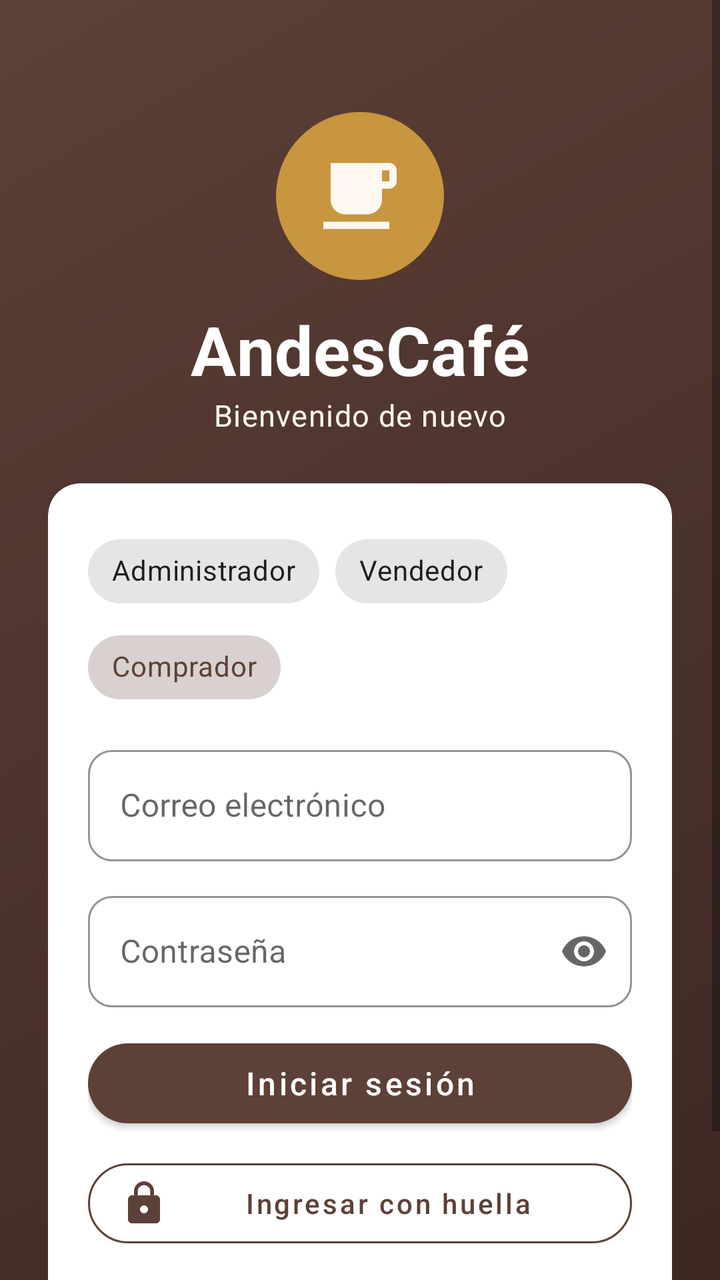
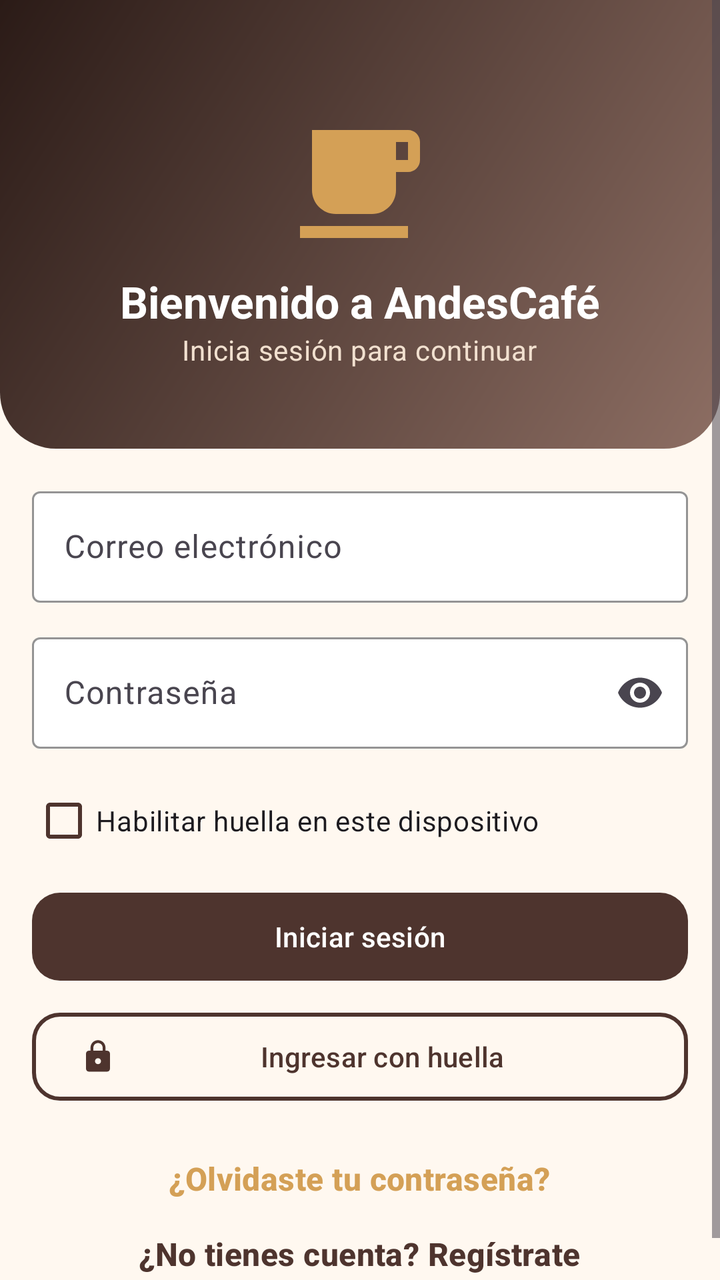

An Android layout rendered at two revisions. The XML below is the earlier revision; the diff shows what the commit changed to produce the second picture.
<!-- AndroidManifest.xml: application theme Theme.AndesCafe -->
<!-- res/layout/activity_login.xml -->
<?xml version="1.0" encoding="utf-8"?>
<ScrollView xmlns:android="http://schemas.android.com/apk/res/android" xmlns:app="http://schemas.android.com/apk/res-auto" android:layout_width="match_parent" android:layout_height="match_parent" android:background="@drawable/bg_gradient" android:fillViewport="true"><LinearLayout android:layout_width="match_parent" android:layout_height="wrap_content" android:orientation="vertical" android:gravity="center_horizontal" android:padding="24dp"><ImageView android:layout_width="84dp" android:layout_height="84dp" android:layout_marginTop="32dp" android:padding="20dp" android:background="@drawable/bg_circle" android:src="@drawable/ic_cup" app:tint="@color/cream"/><TextView android:layout_width="wrap_content" android:layout_height="wrap_content" android:text="AndesCafé" android:textAppearance="@style/Text.Hero" android:layout_marginTop="12dp"/><TextView android:layout_width="wrap_content" android:layout_height="wrap_content" android:text="@string/welcome_back" android:textAppearance="@style/Text.Body" android:textColor="@color/cream" android:layout_marginBottom="24dp"/><com.google.android.material.card.MaterialCardView style="@style/Widget.AndesCafe.Card" android:layout_width="match_parent" android:layout_height="wrap_content" ><LinearLayout android:layout_width="match_parent" android:layout_height="wrap_content" android:orientation="vertical" android:padding="20dp" ><com.google.android.material.chip.ChipGroup android:id="@+id/chipGroup" android:layout_width="match_parent" android:layout_height="wrap_content" android:layout_marginBottom="12dp" app:singleSelection="true" app:selectionRequired="true"><com.google.android.material.chip.Chip android:id="@+id/chipAdmin" style="@style/Widget.MaterialComponents.Chip.Choice" android:layout_height="wrap_content" android:layout_width="wrap_content" android:text="@string/role_admin"/><com.google.android.material.chip.Chip android:id="@+id/chipSeller" style="@style/Widget.MaterialComponents.Chip.Choice" android:layout_width="wrap_content" android:layout_height="wrap_content" android:text="@string/role_seller"/><com.google.android.material.chip.Chip android:id="@+id/chipBuyer" style="@style/Widget.MaterialComponents.Chip.Choice" android:layout_width="wrap_content" android:layout_height="wrap_content" android:text="@string/role_buyer" android:checked="true"/></com.google.android.material.chip.ChipGroup><com.google.android.material.textfield.TextInputLayout android:id="@+id/tilEmail" style="@style/Widget.AndesCafe.Input" android:layout_width="match_parent" android:layout_height="wrap_content" android:layout_marginBottom="12dp" android:hint="@string/hint_email" ><com.google.android.material.textfield.TextInputEditText android:id="@+id/etEmail" android:layout_width="match_parent" android:layout_height="wrap_content" android:inputType="textEmailAddress" /></com.google.android.material.textfield.TextInputLayout><com.google.android.material.textfield.TextInputLayout android:id="@+id/tilPass" style="@style/Widget.AndesCafe.Input" android:layout_width="match_parent" android:layout_height="wrap_content" android:layout_marginBottom="12dp" android:hint="@string/hint_password" app:endIconMode="password_toggle"><com.google.android.material.textfield.TextInputEditText android:id="@+id/etPass" android:layout_width="match_parent" android:layout_height="wrap_content" android:inputType="textPassword" /></com.google.android.material.textfield.TextInputLayout><com.google.android.material.button.MaterialButton android:id="@+id/btnLogin" style="@style/Widget.AndesCafe.Button" android:layout_width="match_parent" android:layout_height="wrap_content" android:text="@string/btn_login" /><com.google.android.material.button.MaterialButton android:id="@+id/btnBiometric" style="@style/Widget.AndesCafe.Button.Outlined" android:layout_width="match_parent" android:layout_height="wrap_content" android:text="@string/btn_biometric" android:layout_marginTop="8dp" app:icon="@drawable/ic_lock" app:iconTint="@color/coffee"/><TextView android:id="@+id/tvForgot" android:layout_width="wrap_content" android:layout_height="wrap_content" android:text="@string/forgot" android:textAppearance="@style/Text.Price" android:layout_gravity="center_horizontal" android:layout_marginTop="16dp" android:padding="8dp"/></LinearLayout></com.google.android.material.card.MaterialCardView></LinearLayout></ScrollView>
<!-- resources referenced by this layout -->
<resources>
  <color name="coffee">#5D4037</color>
  <color name="cream">#FFF8F0</color>
  <!-- drawable bg_circle (drawable) -->
  <?xml version="1.0" encoding="utf-8"?>
  <shape xmlns:android="http://schemas.android.com/apk/res/android" android:shape="oval">
      <solid android:color="@color/caramel"/>
  </shape>
  <!-- drawable bg_gradient (drawable) -->
  <?xml version="1.0" encoding="utf-8"?>
  <shape xmlns:android="http://schemas.android.com/apk/res/android">
      <gradient android:angle="315" android:startColor="@color/coffee" android:endColor="@color/coffee_dark"/>
  </shape>
  <!-- drawable ic_cup (drawable) -->
  <?xml version="1.0" encoding="utf-8"?>
  <vector xmlns:android="http://schemas.android.com/apk/res/android" android:width="24dp" android:height="24dp" android:viewportWidth="24" android:viewportHeight="24">
      <path android:fillColor="@color/coffee" android:pathData="M2,21h18v-2H2v2zM20,8h-2V5h2v3zM20,3H4v10c0,2.21 1.79,4 4,4h6c2.21,0 4,-1.79 4,-4v-3h2c1.11,0 2,-0.9 2,-2V5c0,-1.11 -0.89,-2 -2,-2z"/>
  </vector>
  <!-- drawable ic_lock (drawable) -->
  <?xml version="1.0" encoding="utf-8"?>
  <vector xmlns:android="http://schemas.android.com/apk/res/android" android:width="24dp" android:height="24dp" android:viewportWidth="24" android:viewportHeight="24">
      <path android:fillColor="@color/coffee" android:pathData="M18,8h-1V6c0,-2.76 -2.24,-5 -5,-5S7,3.24 7,6v2H6c-1.1,0 -2,0.9 -2,2v10c0,1.1 0.9,2 2,2h12c1.1,0 2,-0.9 2,-2V10c0,-1.1 -0.9,-2 -2,-2zM12,17c-1.1,0 -2,-0.9 -2,-2s0.9,-2 2,-2 2,0.9 2,2 -0.9,2 -2,2zM15.1,8H8.9V6c0,-1.71 1.39,-3.1 3.1,-3.1 1.71,0 3.1,1.39 3.1,3.1v2z"/>
  </vector>
  <string name="btn_biometric">Ingresar con huella</string>
  <string name="btn_login">Iniciar sesión</string>
  <string name="forgot">¿Olvidaste tu contraseña?</string>
  <string name="hint_email">Correo electrónico</string>
  <string name="hint_password">Contraseña</string>
  <string name="role_admin">Administrador</string>
  <string name="role_buyer">Comprador</string>
  <string name="role_seller">Vendedor</string>
  <string name="welcome_back">Bienvenido de nuevo</string>
  <style name="Text.Body" parent="TextAppearance.MaterialComponents.Body1">
          <item name="android:textColor">@color/text_primary</item>
          <item name="android:textSize">@dimen/text_body</item>
      </style>
  <style name="Text.Hero" parent="TextAppearance.MaterialComponents.Headline4">
          <item name="android:textColor">@color/white</item>
          <item name="android:textStyle">bold</item>
      </style>
  <style name="Text.Price" parent="Text.Body">
          <item name="android:textColor">@color/coffee</item>
          <item name="android:textStyle">bold</item>
      </style>
  <style name="Widget.AndesCafe.Button" parent="Widget.MaterialComponents.Button">
          <item name="backgroundTint">@color/coffee</item>
          <item name="android:textColor">@color/white</item>
          <item name="cornerRadius">24dp</item>
          <item name="android:textAllCaps">false</item>
          <item name="android:textSize">16sp</item>
          <item name="android:minHeight">52dp</item>
      </style>
  <style name="Widget.AndesCafe.Button.Outlined" parent="Widget.MaterialComponents.Button.OutlinedButton">
          <item name="strokeColor">@color/coffee</item>
          <item name="android:textColor">@color/coffee</item>
          <item name="cornerRadius">24dp</item>
          <item name="android:textAllCaps">false</item>
          <item name="android:minHeight">52dp</item>
      </style>
  <style name="Widget.AndesCafe.Card" parent="Widget.MaterialComponents.CardView">
          <item name="cardCornerRadius">@dimen/radius</item>
          <item name="cardElevation">4dp</item>
          <item name="cardBackgroundColor">@color/surface</item>
      </style>
  <style name="Widget.AndesCafe.Input" parent="Widget.MaterialComponents.TextInputLayout.OutlinedBox">
          <item name="boxCornerRadiusTopStart">12dp</item>
          <item name="boxCornerRadiusTopEnd">12dp</item>
          <item name="boxCornerRadiusBottomStart">12dp</item>
          <item name="boxCornerRadiusBottomEnd">12dp</item>
          <item name="boxStrokeColor">@color/coffee</item>
          <item name="hintTextColor">@color/coffee</item>
      </style>
  <style name="Theme.AndesCafe" parent="Theme.MaterialComponents.Light.NoActionBar">
          <item name="colorPrimary">@color/coffee</item>
          <item name="colorPrimaryVariant">@color/coffee_dark</item>
          <item name="colorOnPrimary">@color/white</item>
          <item name="colorSecondary">@color/caramel</item>
          <item name="colorSecondaryVariant">@color/caramel</item>
          <item name="colorOnSecondary">@color/white</item>
          <item name="colorSurface">@color/surface</item>
          <item name="colorError">@color/error</item>
          <item name="android:windowBackground">@color/cream</item>
          <item name="android:statusBarColor">@color/coffee_dark</item>
          <item name="android:textColorPrimary">@color/text_primary</item>
      </style>
  <color name="caramel">#C8963E</color>
  <color name="coffee_dark">#3E2723</color>
  <color name="text_primary">#2B1D16</color>
  <dimen name="text_body">15sp</dimen>
  <dimen name="radius">16dp</dimen>
  <color name="surface">#FFFFFF</color>
  <color name="error">#B3261E</color>
  <!-- unchanged entries left out for length: 1 -->
</resources>

<!-- the commit's change to res/layout/activity_login.xml (unified diff, before → after) -->
@@ -1,2 +1,33 @@
 <?xml version="1.0" encoding="utf-8"?>
-<ScrollView xmlns:android="http://schemas.android.com/apk/res/android" xmlns:app="http://schemas.android.com/apk/res-auto" android:layout_width="match_parent" android:layout_height="match_parent" android:background="@drawable/bg_gradient" android:fillViewport="true"><LinearLayout android:layout_width="match_parent" android:layout_height="wrap_content" android:orientation="vertical" android:gravity="center_horizontal" android:padding="24dp"><ImageView android:layout_width="84dp" android:layout_height="84dp" android:layout_marginTop="32dp" android:padding="20dp" android:background="@drawable/bg_circle" android:src="@drawable/ic_cup" app:tint="@color/cream"/><TextView android:layout_width="wrap_content" android:layout_height="wrap_content" android:text="AndesCafé" android:textAppearance="@style/Text.Hero" android:layout_marginTop="12dp"/><TextView android:layout_width="wrap_content" android:layout_height="wrap_content" android:text="@string/welcome_back" android:textAppearance="@style/Text.Body" android:textColor="@color/cream" android:layout_marginBottom="24dp"/><com.google.android.material.card.MaterialCardView style="@style/Widget.AndesCafe.Card" android:layout_width="match_parent" android:layout_height="wrap_content" ><LinearLayout android:layout_width="match_parent" android:layout_height="wrap_content" android:orientation="vertical" android:padding="20dp" ><com.google.android.material.chip.ChipGroup android:id="@+id/chipGroup" android:layout_width="match_parent" android:layout_height="wrap_content" android:layout_marginBottom="12dp" app:singleSelection="true" app:selectionRequired="true"><com.google.android.material.chip.Chip android:id="@+id/chipAdmin" style="@style/Widget.MaterialComponents.Chip.Choice" android:layout_height="wrap_content" android:layout_width="wrap_content" android:text="@string/role_admin"/><com.google.android.material.chip.Chip android:id="@+id/chipSeller" style="@style/Widget.MaterialComponents.Chip.Choice" android:layout_width="wrap_content" android:layout_height="wrap_content" android:text="@string/role_seller"/><com.google.android.material.chip.Chip android:id="@+id/chipBuyer" style="@style/Widget.MaterialComponents.Chip.Choice" android:layout_width="wrap_content" android:layout_height="wrap_content" android:text="@string/role_buyer" android:checked="true"/></com.google.android.material.chip.ChipGroup><com.google.android.material.textfield.TextInputLayout android:id="@+id/tilEmail" style="@style/Widget.AndesCafe.Input" android:layout_width="match_parent" android:layout_height="wrap_content" android:layout_marginBottom="12dp" android:hint="@string/hint_email" ><com.google.android.material.textfield.TextInputEditText android:id="@+id/etEmail" android:layout_width="match_parent" android:layout_height="wrap_content" android:inputType="textEmailAddress" /></com.google.android.material.textfield.TextInputLayout><com.google.android.material.textfield.TextInputLayout android:id="@+id/tilPass" style="@style/Widget.AndesCafe.Input" android:layout_width="match_parent" android:layout_height="wrap_content" android:layout_marginBottom="12dp" android:hint="@string/hint_password" app:endIconMode="password_toggle"><com.google.android.material.textfield.TextInputEditText android:id="@+id/etPass" android:layout_width="match_parent" android:layout_height="wrap_content" android:inputType="textPassword" /></com.google.android.material.textfield.TextInputLayout><com.google.android.material.button.MaterialButton android:id="@+id/btnLogin" style="@style/Widget.AndesCafe.Button" android:layout_width="match_parent" android:layout_height="wrap_content" android:text="@string/btn_login" /><com.google.android.material.button.MaterialButton android:id="@+id/btnBiometric" style="@style/Widget.AndesCafe.Button.Outlined" android:layout_width="match_parent" android:layout_height="wrap_content" android:text="@string/btn_biometric" android:layout_marginTop="8dp" app:icon="@drawable/ic_lock" app:iconTint="@color/coffee"/><TextView android:id="@+id/tvForgot" android:layout_width="wrap_content" android:layout_height="wrap_content" android:text="@string/forgot" android:textAppearance="@style/Text.Price" android:layout_gravity="center_horizontal" android:layout_marginTop="16dp" android:padding="8dp"/></LinearLayout></com.google.android.material.card.MaterialCardView></LinearLayout></ScrollView>
+<ScrollView xmlns:android="http://schemas.android.com/apk/res/android" xmlns:app="http://schemas.android.com/apk/res-auto" xmlns:tools="http://schemas.android.com/tools" android:layout_width="match_parent" android:layout_height="match_parent" android:fillViewport="true">
+  <LinearLayout android:layout_width="match_parent" android:layout_height="wrap_content" android:orientation="vertical">
+    <LinearLayout android:layout_width="match_parent" android:layout_height="wrap_content" android:orientation="vertical" android:gravity="center" android:background="@drawable/bg_header" android:paddingTop="56dp" android:paddingBottom="40dp">
+      <ImageView android:layout_width="72dp" android:layout_height="72dp" android:src="@drawable/ic_coffee" android:contentDescription="@string/logo_andescaf" app:tint="@color/cafe_accent"/>
+    <TextView  android:layout_width="wrap_content" android:layout_height="wrap_content" android:text="@string/bienvenido_a_andescaf" android:textAppearance="@style/TextAppearance.AndesCafe.OnHeader" android:layout_marginTop="8dp"/>
+    <TextView  android:layout_width="wrap_content" android:layout_height="wrap_content" android:text="@string/inicia_sesin_para_continuar" android:textAppearance="@style/TextAppearance.AndesCafe.OnHeaderSub" />
+    </LinearLayout>
+
+    <LinearLayout android:layout_width="match_parent" android:layout_height="wrap_content" android:orientation="vertical" android:padding="@dimen/screen_padding">
+    <com.google.android.material.textfield.TextInputLayout android:id="@+id/tilEmail" style="@style/Widget.AndesCafe.TextInput"
+        android:layout_width="match_parent" android:layout_height="wrap_content"
+        android:layout_marginBottom="12dp" android:hint="@string/correo_electrnico" >
+        <com.google.android.material.textfield.TextInputEditText android:id="@+id/etEmail"
+            android:layout_width="match_parent" android:layout_height="wrap_content" android:inputType="textEmailAddress"/>
+    </com.google.android.material.textfield.TextInputLayout>
+    <com.google.android.material.textfield.TextInputLayout android:id="@+id/tilPassword" style="@style/Widget.AndesCafe.TextInput"
+        android:layout_width="match_parent" android:layout_height="wrap_content"
+        android:layout_marginBottom="12dp" android:hint="@string/contrasea" app:endIconMode="password_toggle">
+        <com.google.android.material.textfield.TextInputEditText android:id="@+id/etPassword"
+            android:layout_width="match_parent" android:layout_height="wrap_content" android:inputType="textPassword"/>
+    </com.google.android.material.textfield.TextInputLayout>
+    <com.google.android.material.checkbox.MaterialCheckBox android:id="@+id/cbRemember" android:layout_width="wrap_content" android:layout_height="wrap_content" android:buttonTint="@color/cafe_primary" android:checked="true" android:text="@string/habilitar_huella_en_este_dispositivo"/>
+    <com.google.android.material.button.MaterialButton android:id="@+id/btnLogin" style="@style/Widget.AndesCafe.Button"
+        android:layout_width="match_parent" android:layout_height="wrap_content" android:layout_marginTop="8dp"
+        android:text="@string/iniciar_sesin" />
+    <com.google.android.material.button.MaterialButton android:id="@+id/btnBiometric" style="@style/Widget.AndesCafe.Button.Outlined" android:layout_width="match_parent" android:layout_height="wrap_content" android:layout_marginTop="8dp" android:text="@string/ingresar_con_huella" app:icon="@drawable/ic_lock"/>
+    <TextView android:id="@+id/tvForgot" android:layout_width="wrap_content" android:layout_height="wrap_content" android:text="@string/olvidaste_tu_contrasea" android:textAppearance="@style/TextAppearance.AndesCafe.Title" android:layout_gravity="center_horizontal" android:layout_marginTop="16dp" android:padding="8dp" android:textColor="@color/cafe_accent"/>
+    <TextView android:id="@+id/tvRegister" android:layout_width="wrap_content" android:layout_height="wrap_content" android:text="@string/no_tienes_cuenta_regstrate" android:textAppearance="@style/TextAppearance.AndesCafe.Title" android:layout_gravity="center_horizontal" android:padding="8dp" android:textColor="@color/cafe_primary"/>
+
+    </LinearLayout>
+  </LinearLayout>
+</ScrollView>
<!-- resource entries referenced after the edit -->
@@ -1,96 +1,88 @@
 <!-- resources referenced by this layout -->
 <resources>
-  <color name="coffee">#5D4037</color>
-  <color name="cream">#FFF8F0</color>
-  <!-- drawable bg_circle (drawable) -->
+  <color name="cafe_accent">#D4A056</color>
+  <color name="cafe_primary">#4E342E</color>
+  <dimen name="screen_padding">16dp</dimen>
+  <!-- drawable bg_header (drawable) -->
   <?xml version="1.0" encoding="utf-8"?>
-  <shape xmlns:android="http://schemas.android.com/apk/res/android" android:shape="oval">
-      <solid android:color="@color/caramel"/>
+  <shape xmlns:android="http://schemas.android.com/apk/res/android" android:shape="rectangle">
+      <gradient android:angle="315" android:startColor="@color/cafe_primary_dark" android:endColor="@color/cafe_primary_light"/>
+      <corners android:bottomLeftRadius="28dp" android:bottomRightRadius="28dp"/>
   </shape>
-  <!-- drawable bg_gradient (drawable) -->
+  <!-- drawable ic_coffee (drawable) -->
   <?xml version="1.0" encoding="utf-8"?>
-  <shape xmlns:android="http://schemas.android.com/apk/res/android">
-      <gradient android:angle="315" android:startColor="@color/coffee" android:endColor="@color/coffee_dark"/>
-  </shape>
-  <!-- drawable ic_cup (drawable) -->
-  <?xml version="1.0" encoding="utf-8"?>
-  <vector xmlns:android="http://schemas.android.com/apk/res/android" android:width="24dp" android:height="24dp" android:viewportWidth="24" android:viewportHeight="24">
-      <path android:fillColor="@color/coffee" android:pathData="M2,21h18v-2H2v2zM20,8h-2V5h2v3zM20,3H4v10c0,2.21 1.79,4 4,4h6c2.21,0 4,-1.79 4,-4v-3h2c1.11,0 2,-0.9 2,-2V5c0,-1.11 -0.89,-2 -2,-2z"/>
+  <vector xmlns:android="http://schemas.android.com/apk/res/android" android:width="24dp" android:height="24dp"
+      android:viewportWidth="24" android:viewportHeight="24">
+      <path android:fillColor="#FF000000" android:pathData="M2,21h18v-2H2v2zM20,8h-2L18,5h2v3zM20,3L4,3v10c0,2.21 1.79,4 4,4h6c2.21,0 4,-1.79 4,-4v-3h2c1.11,0 2,-0.89 2,-2L22,5c0,-1.11 -0.89,-2 -2,-2z"/>
   </vector>
   <!-- drawable ic_lock (drawable) -->
   <?xml version="1.0" encoding="utf-8"?>
-  <vector xmlns:android="http://schemas.android.com/apk/res/android" android:width="24dp" android:height="24dp" android:viewportWidth="24" android:viewportHeight="24">
-      <path android:fillColor="@color/coffee" android:pathData="M18,8h-1V6c0,-2.76 -2.24,-5 -5,-5S7,3.24 7,6v2H6c-1.1,0 -2,0.9 -2,2v10c0,1.1 0.9,2 2,2h12c1.1,0 2,-0.9 2,-2V10c0,-1.1 -0.9,-2 -2,-2zM12,17c-1.1,0 -2,-0.9 -2,-2s0.9,-2 2,-2 2,0.9 2,2 -0.9,2 -2,2zM15.1,8H8.9V6c0,-1.71 1.39,-3.1 3.1,-3.1 1.71,0 3.1,1.39 3.1,3.1v2z"/>
+  <vector xmlns:android="http://schemas.android.com/apk/res/android" android:width="24dp" android:height="24dp"
+      android:viewportWidth="24" android:viewportHeight="24">
+      <path android:fillColor="#FF000000" android:pathData="M18,8h-1V6c0,-2.76 -2.24,-5 -5,-5S7,3.24 7,6v2H6c-1.1,0 -2,0.9 -2,2v10c0,1.1 0.9,2 2,2h12c1.1,0 2,-0.9 2,-2V10c0,-1.1 -0.9,-2 -2,-2zM12,17c-1.1,0 -2,-0.9 -2,-2s0.9,-2 2,-2 2,0.9 2,2 -0.9,2 -2,2zM15.1,8H8.9V6c0,-1.71 1.39,-3.1 3.1,-3.1 1.71,0 3.1,1.39 3.1,3.1v2z"/>
   </vector>
-  <string name="btn_biometric">Ingresar con huella</string>
-  <string name="btn_login">Iniciar sesión</string>
-  <string name="forgot">¿Olvidaste tu contraseña?</string>
-  <string name="hint_email">Correo electrónico</string>
-  <string name="hint_password">Contraseña</string>
-  <string name="role_admin">Administrador</string>
-  <string name="role_buyer">Comprador</string>
-  <string name="role_seller">Vendedor</string>
-  <string name="welcome_back">Bienvenido de nuevo</string>
-  <style name="Text.Body" parent="TextAppearance.MaterialComponents.Body1">
-          <item name="android:textColor">@color/text_primary</item>
-          <item name="android:textSize">@dimen/text_body</item>
-      </style>
-  <style name="Text.Hero" parent="TextAppearance.MaterialComponents.Headline4">
+  <string name="bienvenido_a_andescaf">Bienvenido a AndesCafé</string>
+  <string name="contrasea">Contraseña</string>
+  <string name="correo_electrnico">Correo electrónico</string>
+  <string name="habilitar_huella_en_este_dispositivo">Habilitar huella en este dispositivo</string>
+  <string name="ingresar_con_huella">Ingresar con huella</string>
+  <string name="inicia_sesin_para_continuar">Inicia sesión para continuar</string>
+  <string name="iniciar_sesin">Iniciar sesión</string>
+  <string name="logo_andescaf">Logo AndesCafé</string>
+  <string name="no_tienes_cuenta_regstrate">¿No tienes cuenta? Regístrate</string>
+  <string name="olvidaste_tu_contrasea">¿Olvidaste tu contraseña?</string>
+  <style name="TextAppearance.AndesCafe.OnHeader" parent="TextAppearance.Material3.TitleLarge">
           <item name="android:textColor">@color/white</item>
           <item name="android:textStyle">bold</item>
+          <item name="android:textSize">22sp</item>
       </style>
-  <style name="Text.Price" parent="Text.Body">
-          <item name="android:textColor">@color/coffee</item>
+  <style name="TextAppearance.AndesCafe.OnHeaderSub" parent="TextAppearance.Material3.BodyMedium">
+          <item name="android:textColor">@color/cafe_container</item>
+      </style>
+  <style name="TextAppearance.AndesCafe.Title" parent="TextAppearance.Material3.TitleMedium">
+          <item name="android:textColor">@color/cafe_on_surface</item>
           <item name="android:textStyle">bold</item>
       </style>
-  <style name="Widget.AndesCafe.Button" parent="Widget.MaterialComponents.Button">
-          <item name="backgroundTint">@color/coffee</item>
+  <style name="Widget.AndesCafe.Button" parent="Widget.Material3.Button">
+          <item name="backgroundTint">@color/cafe_primary</item>
           <item name="android:textColor">@color/white</item>
-          <item name="cornerRadius">24dp</item>
-          <item name="android:textAllCaps">false</item>
-          <item name="android:textSize">16sp</item>
           <item name="android:minHeight">52dp</item>
+          <item name="cornerRadius">@dimen/corner_button</item>
       </style>
-  <style name="Widget.AndesCafe.Button.Outlined" parent="Widget.MaterialComponents.Button.OutlinedButton">
-          <item name="strokeColor">@color/coffee</item>
-          <item name="android:textColor">@color/coffee</item>
-          <item name="cornerRadius">24dp</item>
-          <item name="android:textAllCaps">false</item>
+  <style name="Widget.AndesCafe.Button.Outlined" parent="Widget.Material3.Button.OutlinedButton">
+          <item name="strokeColor">@color/cafe_primary</item>
+          <item name="strokeWidth">2dp</item>
+          <item name="android:textColor">@color/cafe_primary</item>
           <item name="android:minHeight">52dp</item>
+          <item name="cornerRadius">@dimen/corner_button</item>
       </style>
-  <style name="Widget.AndesCafe.Card" parent="Widget.MaterialComponents.CardView">
-          <item name="cardCornerRadius">@dimen/radius</item>
-          <item name="cardElevation">4dp</item>
-          <item name="cardBackgroundColor">@color/surface</item>
+  <style name="Widget.AndesCafe.TextInput" parent="Widget.Material3.TextInputLayout.OutlinedBox">
+          <item name="boxStrokeColor">@color/cafe_primary</item>
+          <item name="hintTextColor">@color/cafe_primary</item>
+          <item name="boxBackgroundColor">@color/cafe_surface</item>
       </style>
-  <style name="Widget.AndesCafe.Input" parent="Widget.MaterialComponents.TextInputLayout.OutlinedBox">
-          <item name="boxCornerRadiusTopStart">12dp</item>
-          <item name="boxCornerRadiusTopEnd">12dp</item>
-          <item name="boxCornerRadiusBottomStart">12dp</item>
-          <item name="boxCornerRadiusBottomEnd">12dp</item>
-          <item name="boxStrokeColor">@color/coffee</item>
-          <item name="hintTextColor">@color/coffee</item>
+  <style name="Theme.AndesCafe" parent="Theme.Material3.Light.NoActionBar">
+          <item name="colorPrimary">@color/cafe_primary</item>
+          <item name="colorOnPrimary">@color/white</item>
+          <item name="colorPrimaryContainer">@color/cafe_container</item>
+          <item name="colorOnPrimaryContainer">@color/cafe_primary_dark</item>
+          <item name="colorSecondary">@color/cafe_accent</item>
+          <item name="colorOnSecondary">@color/cafe_primary_dark</item>
+          <item name="colorSurface">@color/cafe_surface</item>
+          <item name="colorOnSurface">@color/cafe_on_surface</item>
+          <item name="android:colorBackground">@color/cafe_background</item>
+          <item name="android:windowBackground">@color/cafe_background</item>
+          <item name="android:statusBarColor">@color/cafe_primary_dark</item>
+          <item name="android:navigationBarColor">@color/cafe_primary_dark</item>
+          <item name="materialButtonStyle">@style/Widget.AndesCafe.Button</item>
       </style>
-  <style name="Theme.AndesCafe" parent="Theme.MaterialComponents.Light.NoActionBar">
-          <item name="colorPrimary">@color/coffee</item>
-          <item name="colorPrimaryVariant">@color/coffee_dark</item>
-          <item name="colorOnPrimary">@color/white</item>
-          <item name="colorSecondary">@color/caramel</item>
-          <item name="colorSecondaryVariant">@color/caramel</item>
-          <item name="colorOnSecondary">@color/white</item>
-          <item name="colorSurface">@color/surface</item>
-          <item name="colorError">@color/error</item>
-          <item name="android:windowBackground">@color/cream</item>
-          <item name="android:statusBarColor">@color/coffee_dark</item>
-          <item name="android:textColorPrimary">@color/text_primary</item>
-      </style>
-  <color name="caramel">#C8963E</color>
-  <color name="coffee_dark">#3E2723</color>
-  <color name="text_primary">#2B1D16</color>
-  <dimen name="text_body">15sp</dimen>
-  <dimen name="radius">16dp</dimen>
-  <color name="surface">#FFFFFF</color>
-  <color name="error">#B3261E</color>
+  <color name="cafe_primary_dark">#2B1B17</color>
+  <color name="cafe_primary_light">#8D6E63</color>
+  <color name="cafe_container">#F1E0CF</color>
+  <color name="cafe_on_surface">#3E2723</color>
+  <dimen name="corner_button">14dp</dimen>
+  <color name="cafe_surface">#FFFFFF</color>
+  <color name="cafe_background">#FFF8F0</color>
   <!-- unchanged entries left out for length: 1 -->
 </resources>
 
